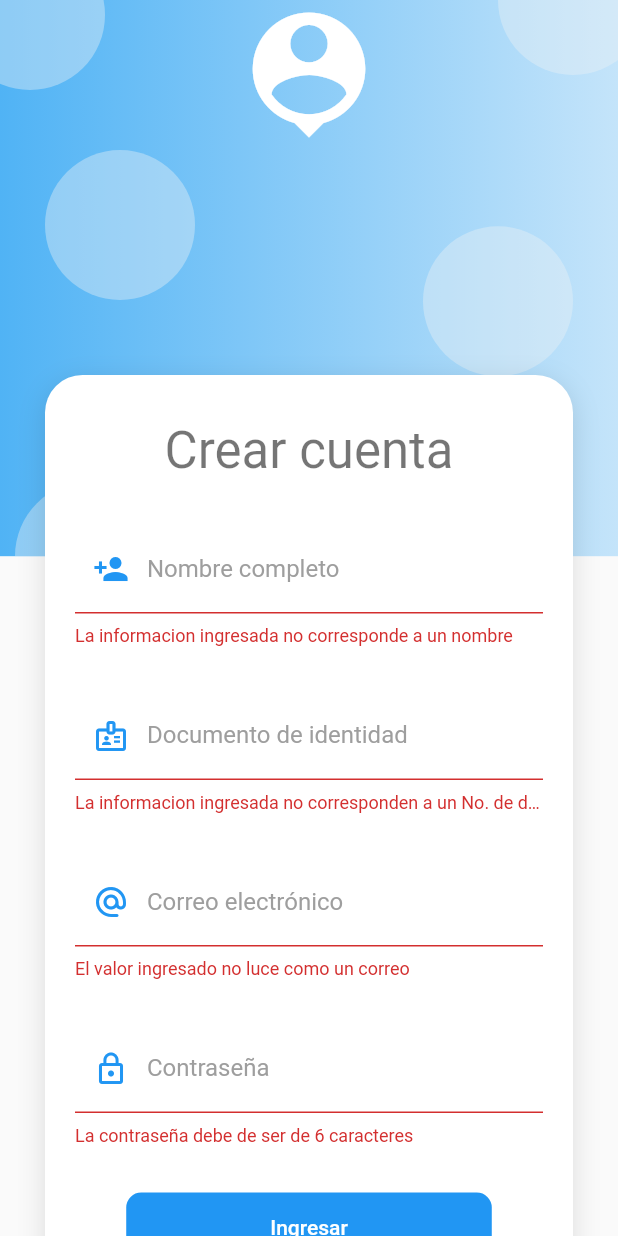
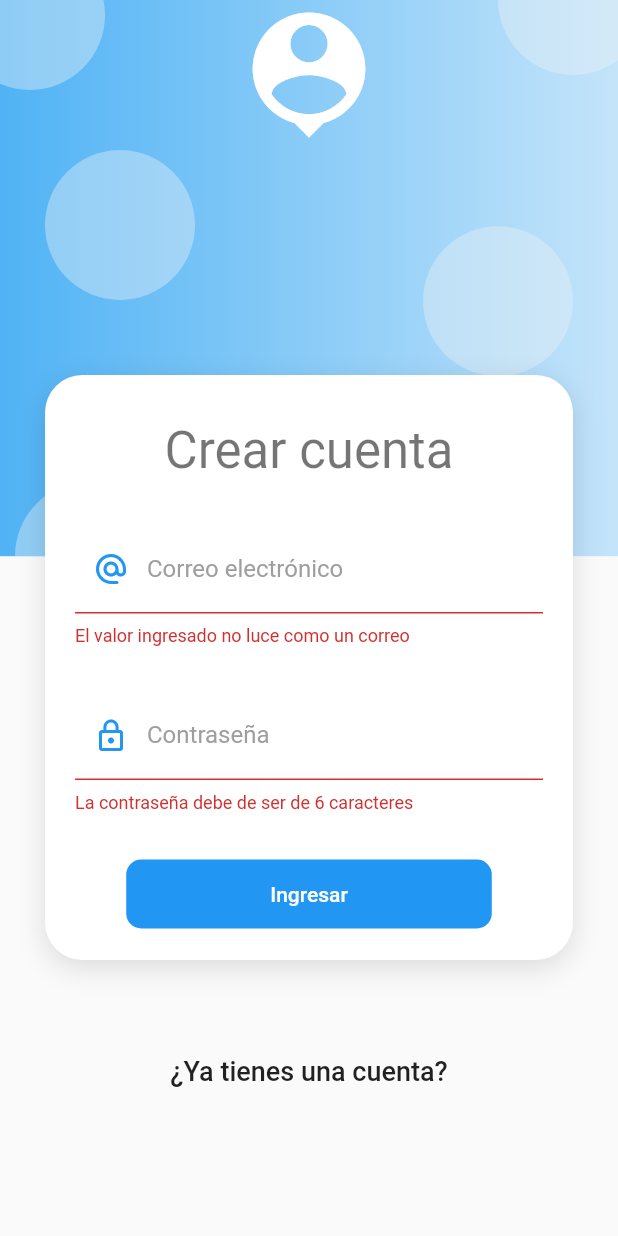
Before and after one commit to JulianPiedrahita/nuovent, a Flutter app: the RegisterScreen screen opened by its route, after a tap on "Ingresar", on a phone screen of 412 x 824 dp. Run offline on Flutter 3.47's test engine with Material 2 defaults, Android fonts, the phone set to English and light mode, and no system bars; our stand-ins replace flutter_secure_storage, image_picker; accounts and stored records are empty.

Commit message:
configuracion de registro y login de usuarios

```diff
--- a/nuovent/lib/main.dart
+++ b/nuovent/lib/main.dart
@@ -28,7 +28,7 @@ class MyApp extends StatelessWidget {
     return MaterialApp(
       debugShowCheckedModeBanner: false,
       title: 'Nuovent',
-      initialRoute: 'checking',
+      initialRoute: 'login',
       routes: {
         'home' :    ( _ ) => HomeScreen(),
         'login':    ( _ ) => LoginScreen(),
--- a/nuovent/lib/screens/product_screen.dart
+++ b/nuovent/lib/screens/product_screen.dart
@@ -137,8 +137,8 @@ class _ProductForm extends StatelessWidget {
               TextFormField(
                 initialValue: product.name,
                 onChanged: (value) => product.name = value,
-                validator: (value) {
-                  if (value == null || value.length < 1)
+                validator: ( value ) {
+                  if ( value == null || value.length < 1 )
                     return 'El nombre es obligatorio';
                 },
                 decoration: InputDecorations.authInputDecoration(
--- a/nuovent/lib/screens/register_screen.dart
+++ b/nuovent/lib/screens/register_screen.dart
@@ -22,27 +22,34 @@ class RegisterScreen extends StatelessWidget {
                   children: [
                     SizedBox(height: 10),
                     Text('Crear cuenta',
-                  style: Theme.of(context).textTheme.headline4),
+                      style: Theme.of(context).textTheme.headline4
+                    ),
                     SizedBox(height: 30),
                     ChangeNotifierProvider(
-                  create: (_) => LoginFormProvider(), child: _LoginForm())
+                      create: (_) => LoginFormProvider(), child: _LoginForm()
+                    ),
                   ],
-          )),
+                )
+              ),
               SizedBox(height: 50),
               TextButton(
                 onPressed: () => Navigator.pushReplacementNamed(context, 'login'),
                 style: ButtonStyle(
                   overlayColor:
                       MaterialStateProperty.all(Colors.indigo.withOpacity(0.1)),
-                  shape: MaterialStateProperty.all(StadiumBorder())),
+                  shape: MaterialStateProperty.all(StadiumBorder())
+                ),
                 child: Text(
                   '¿Ya tienes una cuenta?',
                   style: TextStyle(fontSize: 18, color: Colors.black87),
-              )),
+                )
+              ),
               SizedBox(height: 50),
             ],
           ),
-    )));
+        ),
+      ),
+    );
   }
 }
 
@@ -61,39 +68,10 @@ class _LoginForm extends StatelessWidget {
               autocorrect: false,
               keyboardType: TextInputType.emailAddress,
               decoration: InputDecorations.authInputDecoration(
-                  hintText: 'nombre y apellido',
-                  labelText: 'Nombre completo',
-                  prefixIcon: Icons.person_add),
-              onChanged: (value) => loginForm.password = value,
-              validator: (value) {
-                return (value != null && value.length >= 3)
-                    ? null
-                    : 'La informacion ingresada no corresponde a un nombre ';
-              },
+                hintText: 'john.doe@gmail.com',
+                labelText: 'Correo electrónico',
+                prefixIcon: Icons.alternate_email_rounded
               ),
-            SizedBox(height: 30),
-                        TextFormField(
-              autocorrect: false,
-              keyboardType: TextInputType.number,
-              decoration: InputDecorations.authInputDecoration(
-                  hintText: 'No.cedula o Nit',
-                  labelText: 'Documento de identidad',
-                  prefixIcon: Icons.badge_outlined ),
-              onChanged: (value) => loginForm.documento = value,
-              validator: (value) {
-                return (value != null && value.length >= 3)
-                    ? null
-                    : 'La informacion ingresada no corresponden a un No. de documento';
-              },
-            ),
-            SizedBox(height: 30),
-            TextFormField(
-              autocorrect: false,
-              keyboardType: TextInputType.emailAddress,
-              decoration: InputDecorations.authInputDecoration(
-                  hintText: 'coreo@correo.com',
-                  labelText: 'Correo electrónico',
-                  prefixIcon: Icons.alternate_email_rounded),
               onChanged: (value) => loginForm.email = value,
               validator: (value) {
                 String pattern =
@@ -113,7 +91,8 @@ class _LoginForm extends StatelessWidget {
               decoration: InputDecorations.authInputDecoration(
                 hintText: '*****',
                 labelText: 'Contraseña',
-                  prefixIcon: Icons.lock_outline),
+                prefixIcon: Icons.lock_outline
+              ),
               onChanged: (value) => loginForm.password = value,
               validator: (value) {
                 return (value != null && value.length >= 6)
@@ -124,7 +103,8 @@ class _LoginForm extends StatelessWidget {
             SizedBox(height: 30),
             MaterialButton(
               shape: RoundedRectangleBorder(
-                    borderRadius: BorderRadius.circular(10)),
+                borderRadius: BorderRadius.circular(10)
+              ),
               disabledColor: Colors.grey,
               elevation: 0,
               color: Colors.blue,
@@ -133,7 +113,8 @@ class _LoginForm extends StatelessWidget {
                 child: Text(
                   loginForm.isLoading ? 'Espere' : 'Ingresar',
                   style: TextStyle(color: Colors.white),
-                    )),
+                ),
+              ),
               onPressed: loginForm.isLoading
                 ? null
                 : () async {
@@ -144,18 +125,17 @@ class _LoginForm extends StatelessWidget {
                   if (!loginForm.isValidForm()) return;
 
                   loginForm.isLoading = true;
-
                   final String? errorMessage = await authService
                     .createUser(loginForm.email, loginForm.password);
 
                   if (errorMessage == null) {
-                          Navigator.pushReplacementNamed(context, 'home');
+                    Navigator.pushReplacementNamed(context, 'login');
                   } else {
-
                     print(errorMessage);
                           loginForm.isLoading = false;
                   }
-                      })
+                }
+            ),
           ],
         ),
       ),
--- a/nuovent/pubspec.yaml
+++ b/nuovent/pubspec.yaml
@@ -38,6 +38,7 @@ dependencies:
   http: ^0.13.4
   image_picker: ^0.8.4+8
   flutter_secure_storage: ^5.0.2
+
 
 dev_dependencies:
   flutter_test:
```
Also changed, not shown: nuovent/pubspec.lock, 2 other files. Lines whose indentation alone changed are shown as unchanged.
